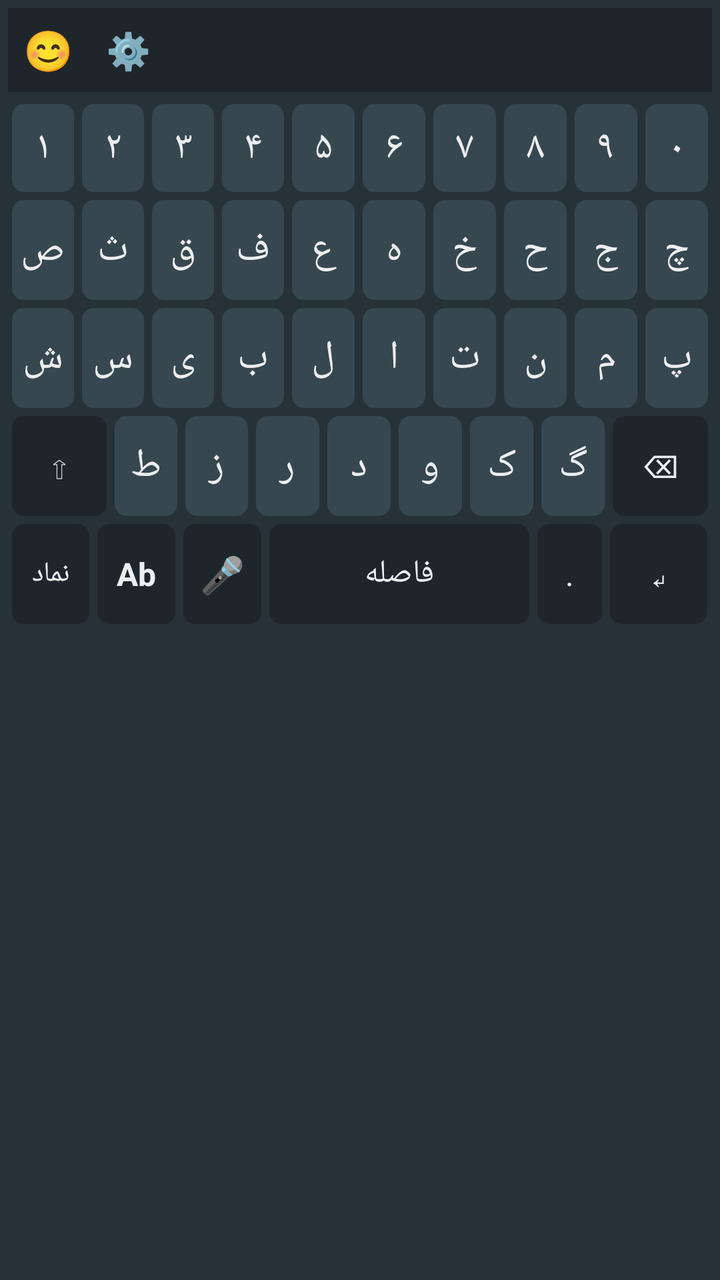
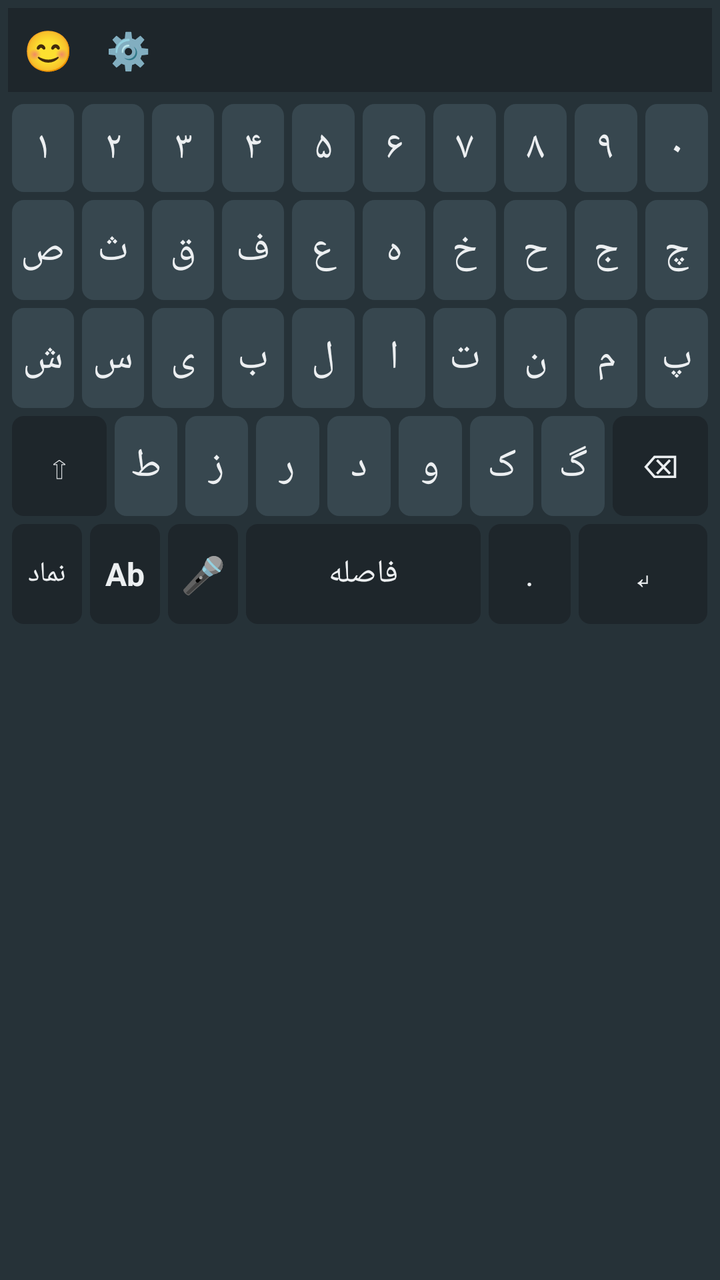

Before-and-after screenshots of an Android layout around one commit, followed by the original layout XML and the change that was made.
<!-- AndroidManifest.xml: application theme android:Theme.DeviceDefault.Light.NoActionBar -->
<!-- res/layout/keyboard_view.xml -->
<?xml version="1.0" encoding="utf-8"?>
<LinearLayout xmlns:android="http://schemas.android.com/apk/res/android"
    android:layout_width="match_parent"
    android:layout_height="wrap_content"
    android:orientation="vertical"
    android:background="@color/kb_bg"
    android:padding="4dp">

    
    <LinearLayout android:layout_width="match_parent" android:layout_height="42dp" android:background="@color/suggestion_bg" android:orientation="horizontal" android:layout_marginBottom="4dp">
        <TextView android:id="@+id/btn_emoji_bar" android:layout_width="40dp" android:layout_height="match_parent" android:text="😊" android:gravity="center" android:textSize="20sp"/>
        <TextView android:id="@+id/btn_settings_bar" android:layout_width="40dp" android:layout_height="match_parent" android:text="⚙️" android:gravity="center" android:textSize="18sp"/>
        
        <TextView android:id="@+id/suggestion_1" android:layout_width="0dp" android:layout_height="match_parent" android:layout_weight="1" android:text="" android:textColor="@color/key_text" android:gravity="center" android:textSize="16sp"/>
        <TextView android:id="@+id/suggestion_2" android:layout_width="0dp" android:layout_height="match_parent" android:layout_weight="1" android:text="" android:textColor="@color/key_text" android:gravity="center" android:textSize="16sp"/>
        <TextView android:id="@+id/suggestion_3" android:layout_width="0dp" android:layout_height="match_parent" android:layout_weight="1" android:text="" android:textColor="@color/key_text" android:gravity="center" android:textSize="16sp"/>
    </LinearLayout>

    
    <LinearLayout android:id="@+id/letters_container" android:layout_width="match_parent" android:layout_height="wrap_content" android:orientation="vertical">
        
        
        <LinearLayout android:layout_width="match_parent" android:layout_height="48dp" android:orientation="horizontal">
            <TextView android:id="@+id/btn_num_1" style="@style/KeyStyle" android:text="۱" />
            <TextView android:id="@+id/btn_num_2" style="@style/KeyStyle" android:text="۲" />
            <TextView android:id="@+id/btn_num_3" style="@style/KeyStyle" android:text="۳" />
            <TextView android:id="@+id/btn_num_4" style="@style/KeyStyle" android:text="۴" />
            <TextView android:id="@+id/btn_num_5" style="@style/KeyStyle" android:text="۵" />
            <TextView android:id="@+id/btn_num_6" style="@style/KeyStyle" android:text="۶" />
            <TextView android:id="@+id/btn_num_7" style="@style/KeyStyle" android:text="۷" />
            <TextView android:id="@+id/btn_num_8" style="@style/KeyStyle" android:text="۸" />
            <TextView android:id="@+id/btn_num_9" style="@style/KeyStyle" android:text="۹" />
            <TextView android:id="@+id/btn_num_0" style="@style/KeyStyle" android:text="۰" />
        </LinearLayout>

        
        <LinearLayout android:layout_width="match_parent" android:layout_height="54dp" android:orientation="horizontal">
            <TextView android:id="@+id/btn_sad" style="@style/KeyStyle" android:text="ص" />
            <TextView android:id="@+id/btn_se" style="@style/KeyStyle" android:text="ث" />
            <TextView android:id="@+id/btn_ghaf" style="@style/KeyStyle" android:text="ق" />
            <TextView android:id="@+id/btn_fe" style="@style/KeyStyle" android:text="ف" />
            <TextView android:id="@+id/btn_e" style="@style/KeyStyle" android:text="ع" />
            <TextView android:id="@+id/btn_he" style="@style/KeyStyle" android:text="ه" />
            <TextView android:id="@+id/btn_khe" style="@style/KeyStyle" android:text="خ" />
            <TextView android:id="@+id/btn_h" style="@style/KeyStyle" android:text="ح" />
            <TextView android:id="@+id/btn_jim" style="@style/KeyStyle" android:text="ج" />
            <TextView android:id="@+id/btn_che" style="@style/KeyStyle" android:text="چ" />
        </LinearLayout>

        
        <LinearLayout android:layout_width="match_parent" android:layout_height="54dp" android:orientation="horizontal">
            <TextView android:id="@+id/btn_shin" style="@style/KeyStyle" android:text="ش" />
            <TextView android:id="@+id/btn_sin" style="@style/KeyStyle" android:text="س" />
            <TextView android:id="@+id/btn_ye" style="@style/KeyStyle" android:text="ی" />
            <TextView android:id="@+id/btn_be" style="@style/KeyStyle" android:text="ب" />
            <TextView android:id="@+id/btn_lam" style="@style/KeyStyle" android:text="ل" />
            <TextView android:id="@+id/btn_alef" style="@style/KeyStyle" android:text="ا" />
            <TextView android:id="@+id/btn_te" style="@style/KeyStyle" android:text="ت" />
            <TextView android:id="@+id/btn_nun" style="@style/KeyStyle" android:text="ن" />
            <TextView android:id="@+id/btn_mim" style="@style/KeyStyle" android:text="م" />
            <TextView android:id="@+id/btn_pe" style="@style/KeyStyle" android:text="پ" />
        </LinearLayout>

        
        <LinearLayout android:layout_width="match_parent" android:layout_height="54dp" android:orientation="horizontal">
            <TextView android:id="@+id/btn_shift" style="@style/KeyStyleSpecial" android:layout_weight="1.5" android:text="⇧" />
            <TextView android:id="@+id/btn_ta" style="@style/KeyStyle" android:text="ط" />
            <TextView android:id="@+id/btn_ze" style="@style/KeyStyle" android:text="ز" />
            <TextView android:id="@+id/btn_re" style="@style/KeyStyle" android:text="ر" />
            <TextView android:id="@+id/btn_dal" style="@style/KeyStyle" android:text="د" />
            <TextView android:id="@+id/btn_vav" style="@style/KeyStyle" android:text="و" />
            <TextView android:id="@+id/btn_kaf" style="@style/KeyStyle" android:text="ک" />
            <TextView android:id="@+id/btn_gaf" style="@style/KeyStyle" android:text="گ" />
            <TextView android:id="@+id/btn_backspace" style="@style/KeyStyleSpecial" android:layout_weight="1.5" android:text="⌫" />
        </LinearLayout>

        
        <LinearLayout android:layout_width="match_parent" android:layout_height="54dp" android:orientation="horizontal">
            <TextView android:id="@+id/btn_symbols" style="@style/KeyStyleSpecial" android:layout_weight="1.2" android:text="نماد" android:textSize="14sp"/>
            <TextView android:id="@+id/btn_lang" style="@style/KeyStyleSpecial" android:layout_weight="1.2" android:text="Ab" android:textSize="16sp" android:textStyle="bold"/>
            <TextView android:id="@+id/btn_mic" style="@style/KeyStyleSpecial" android:layout_weight="1.2" android:text="🎤" android:textSize="18sp"/>
            <TextView android:id="@+id/btn_space" style="@style/KeyStyleSpecial" android:layout_weight="4" android:text="فاصله" />
            <TextView android:id="@+id/btn_dot" style="@style/KeyStyleSpecial" android:layout_weight="1" android:text="." />
            <TextView android:id="@+id/btn_enter" style="@style/KeyStyleSpecial" android:layout_weight="1.5" android:text="↵" />
        </LinearLayout>
    </LinearLayout>

    
    <LinearLayout android:id="@+id/symbols_container" android:layout_width="match_parent" android:layout_height="wrap_content" android:orientation="vertical" android:visibility="gone">
        <LinearLayout android:layout_width="match_parent" android:layout_height="54dp" android:orientation="horizontal">
            <TextView android:id="@+id/sym_1" style="@style/KeyStyle" /><TextView android:id="@+id/sym_2" style="@style/KeyStyle" /><TextView android:id="@+id/sym_3" style="@style/KeyStyle" /><TextView android:id="@+id/sym_4" style="@style/KeyStyle" /><TextView android:id="@+id/sym_5" style="@style/KeyStyle" /><TextView android:id="@+id/sym_6" style="@style/KeyStyle" /><TextView android:id="@+id/sym_7" style="@style/KeyStyle" /><TextView android:id="@+id/sym_8" style="@style/KeyStyle" /><TextView android:id="@+id/sym_9" style="@style/KeyStyle" /><TextView android:id="@+id/sym_10" style="@style/KeyStyle" />
        </LinearLayout>
        <LinearLayout android:layout_width="match_parent" android:layout_height="54dp" android:orientation="horizontal">
            <TextView android:id="@+id/sym_11" style="@style/KeyStyle" /><TextView android:id="@+id/sym_12" style="@style/KeyStyle" /><TextView android:id="@+id/sym_13" style="@style/KeyStyle" /><TextView android:id="@+id/sym_14" style="@style/KeyStyle" /><TextView android:id="@+id/sym_15" style="@style/KeyStyle" /><TextView android:id="@+id/sym_16" style="@style/KeyStyle" /><TextView android:id="@+id/sym_17" style="@style/KeyStyle" /><TextView android:id="@+id/sym_18" style="@style/KeyStyle" /><TextView android:id="@+id/sym_19" style="@style/KeyStyle" /><TextView android:id="@+id/sym_20" style="@style/KeyStyle" />
        </LinearLayout>
        <LinearLayout android:layout_width="match_parent" android:layout_height="54dp" android:orientation="horizontal">
            <TextView android:id="@+id/sym_21" style="@style/KeyStyle" /><TextView android:id="@+id/sym_22" style="@style/KeyStyle" /><TextView android:id="@+id/sym_23" style="@style/KeyStyle" /><TextView android:id="@+id/sym_24" style="@style/KeyStyle" /><TextView android:id="@+id/sym_25" style="@style/KeyStyle" /><TextView android:id="@+id/sym_26" style="@style/KeyStyle" /><TextView android:id="@+id/sym_27" style="@style/KeyStyle" /><TextView android:id="@+id/sym_28" style="@style/KeyStyle" /><TextView android:id="@+id/sym_29" style="@style/KeyStyle" /><TextView android:id="@+id/sym_30" style="@style/KeyStyle" />
        </LinearLayout>
        <LinearLayout android:layout_width="match_parent" android:layout_height="54dp" android:orientation="horizontal">
            <TextView android:id="@+id/sym_31" style="@style/KeyStyle" /><TextView android:id="@+id/sym_32" style="@style/KeyStyle" /><TextView android:id="@+id/sym_33" style="@style/KeyStyle" /><TextView android:id="@+id/sym_34" style="@style/KeyStyle" /><TextView android:id="@+id/sym_35" style="@style/KeyStyle" /><TextView android:id="@+id/sym_36" style="@style/KeyStyle" /><TextView android:id="@+id/sym_37" style="@style/KeyStyle" /><TextView android:id="@+id/sym_38" style="@style/KeyStyle" /><TextView android:id="@+id/sym_39" style="@style/KeyStyle" /><TextView android:id="@+id/sym_40" style="@style/KeyStyle" />
        </LinearLayout>
        <LinearLayout android:layout_width="match_parent" android:layout_height="54dp" android:orientation="horizontal">
            <TextView android:id="@+id/btn_page_change" style="@style/KeyStyleSpecial" android:layout_weight="1.5" android:text="1/6" />
            <TextView android:id="@+id/btn_lang_back" style="@style/KeyStyleSpecial" android:layout_weight="1.2" android:text="فا" />
            <TextView android:id="@+id/btn_space_sym" style="@style/KeyStyleSpecial" android:layout_weight="5" android:text="فاصله" />
            <TextView android:id="@+id/btn_backspace_sym" style="@style/KeyStyleSpecial" android:layout_weight="1.5" android:text="⌫" />
        </LinearLayout>
    </LinearLayout>

    
    <LinearLayout
        android:id="@+id/diacritics_container"
        android:layout_width="match_parent"
        android:layout_height="wrap_content"
        android:orientation="vertical"
        android:background="#121212"
        android:visibility="gone"
        android:padding="4dp">
        <LinearLayout android:layout_width="match_parent" android:layout_height="54dp" android:orientation="horizontal">
            <TextView android:id="@+id/diacritic_fatha" style="@style/DiacriticStyle" android:text="َ" />
            <TextView android:id="@+id/diacritic_kasra" style="@style/DiacriticStyle" android:text="ِ" />
            <TextView android:id="@+id/diacritic_damma" style="@style/DiacriticStyle" android:text="ُ" />
            <TextView android:id="@+id/diacritic_shadda" style="@style/DiacriticStyle" android:text="ّ" />
            <TextView android:id="@+id/diacritic_sukun" style="@style/DiacriticStyle" android:text="ْ" />
            <TextView android:id="@+id/diacritic_fathatan" style="@style/DiacriticStyle" android:text="ً" />
            <TextView android:id="@+id/diacritic_kasratan" style="@style/DiacriticStyle" android:text="ٍ" />
            <TextView android:id="@+id/diacritic_dammatan" style="@style/DiacriticStyle" android:text="ٌ" />
            <TextView android:id="@+id/diacritic_alef_kh" style="@style/DiacriticStyle" android:text="ٰ" />
            <TextView android:id="@+id/btn_close_diacritics" style="@style/KeyStyleSpecial" android:text="✖" android:textColor="#FFFFFF" />
        </LinearLayout>
    </LinearLayout>
</LinearLayout>
<!-- resources referenced by this layout -->
<resources>
  <color name="kb_bg">#263238</color>
  <color name="key_text">#ECEFF1</color>
  <color name="suggestion_bg">#1E262B</color>
  <style name="DiacriticStyle">
          <item name="android:layout_width">0dp</item>
          <item name="android:layout_height">match_parent</item>
          <item name="android:layout_weight">1</item>
          <item name="android:layout_margin">2dp</item>
          <item name="android:gravity">center</item>
          <item name="android:textColor">#FFFFFF</item>
          <item name="android:textSize">28sp</item> 
          <item name="android:background">@color/key_bg</item>
          <item name="android:clickable">true</item>
          <item name="android:focusable">true</item>
      </style>
  <style name="KeyStyle">
          <item name="android:layout_width">0dp</item>
          <item name="android:layout_height">match_parent</item>
          <item name="android:layout_weight">1</item>
          <item name="android:layout_margin">2dp</item>
          <item name="android:background">@drawable/key_bg_normal</item>
          <item name="android:textColor">@color/key_text</item>
          <item name="android:textSize">20sp</item> 
          <item name="android:gravity">center</item>
          <item name="android:clickable">true</item>
          <item name="android:focusable">true</item>
      </style>
  <style name="KeyStyleSpecial">
          <item name="android:layout_width">0dp</item>
          <item name="android:layout_height">match_parent</item>
          <item name="android:layout_margin">2dp</item>
          <item name="android:background">@drawable/key_bg_special</item>
          <item name="android:textColor">@color/key_text</item>
          <item name="android:textSize">16sp</item>
          <item name="android:gravity">center</item>
          <item name="android:clickable">true</item>
          <item name="android:focusable">true</item>
      </style>
  <color name="key_bg">#37474F</color>
  <!-- drawable key_bg_normal (drawable) -->
  <?xml version="1.0" encoding="utf-8"?>
  <ripple xmlns:android="http://schemas.android.com/apk/res/android" android:color="#55FFFFFF">
      <item>
          <shape android:shape="rectangle">
              <solid android:color="@color/key_bg" />
              <corners android:radius="6dp" />
          </shape>
      </item>
  </ripple>
  <!-- drawable key_bg_special (drawable) -->
  <?xml version="1.0" encoding="utf-8"?>
  <ripple xmlns:android="http://schemas.android.com/apk/res/android" android:color="#55FFFFFF">
      <item>
          <shape android:shape="rectangle">
              <solid android:color="@color/special_key" />
              <corners android:radius="6dp" />
          </shape>
      </item>
  </ripple>
  <color name="special_key">#1E262B</color>
</resources>

<!-- the commit's change to res/layout/keyboard_view.xml (unified diff, before → after) -->
@@ -79,9 +79,13 @@
             <TextView android:id="@+id/btn_symbols" style="@style/KeyStyleSpecial" android:layout_weight="1.2" android:text="نماد" android:textSize="14sp"/>
             <TextView android:id="@+id/btn_lang" style="@style/KeyStyleSpecial" android:layout_weight="1.2" android:text="Ab" android:textSize="16sp" android:textStyle="bold"/>
             <TextView android:id="@+id/btn_mic" style="@style/KeyStyleSpecial" android:layout_weight="1.2" android:text="🎤" android:textSize="18sp"/>
+            
+            
             <TextView android:id="@+id/btn_space" style="@style/KeyStyleSpecial" android:layout_weight="4" android:text="فاصله" />
-            <TextView android:id="@+id/btn_dot" style="@style/KeyStyleSpecial" android:layout_weight="1" android:text="." />
-            <TextView android:id="@+id/btn_enter" style="@style/KeyStyleSpecial" android:layout_weight="1.5" android:text="↵" />
+            
+            
+            <TextView android:id="@+id/btn_dot" style="@style/KeyStyleSpecial" android:layout_weight="1.4" android:text="." />
+            <TextView android:id="@+id/btn_enter" style="@style/KeyStyleSpecial" android:layout_weight="2.2" android:text="↵" />
         </LinearLayout>
     </LinearLayout>
 
